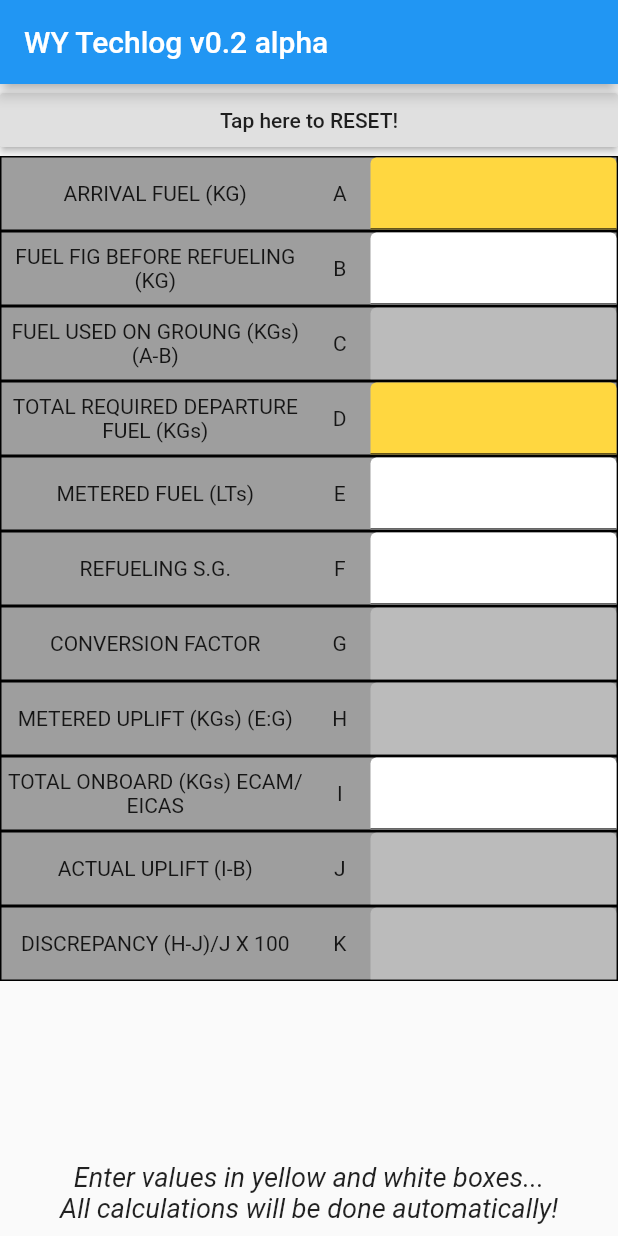
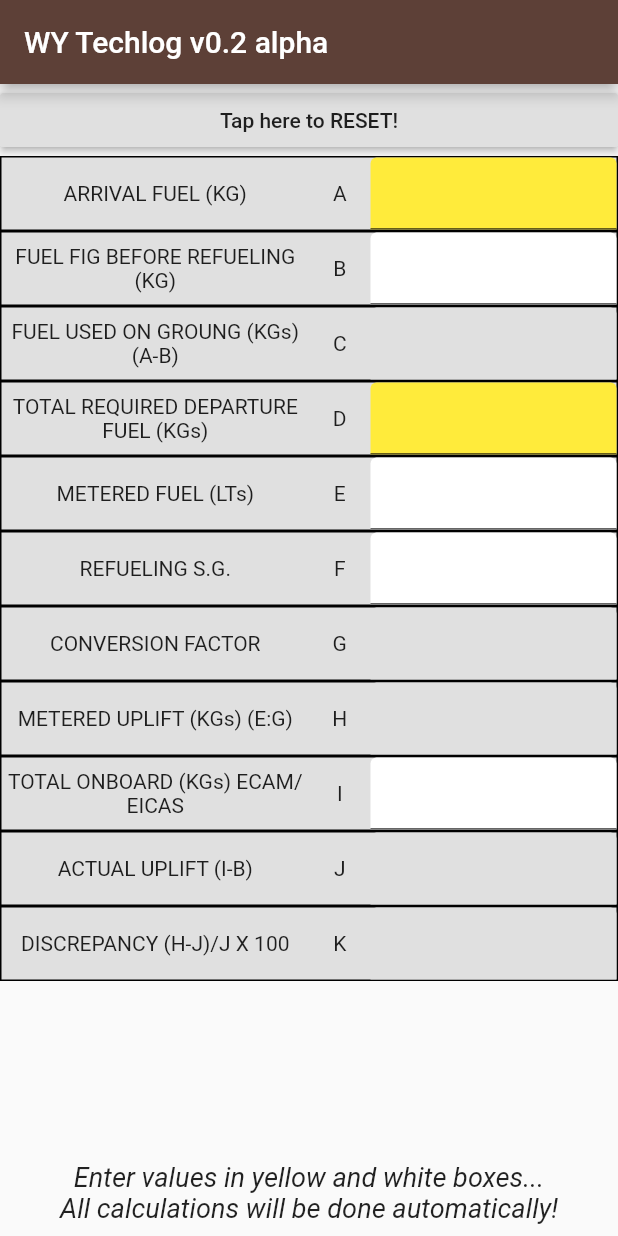
Before and after one commit to LandReagan/WYTechLog, a Flutter app: the screen it shows after launch, on a phone screen of 412 x 824 dp. Run offline on Flutter 3.47's test engine with Material 2 defaults, Android fonts, the phone set to English and light mode, and no system bars.

Commit message:
Last general commit before release

```diff
--- a/lib/main.dart
+++ b/lib/main.dart
@@ -16,6 +16,7 @@ class Home extends StatelessWidget {
     return new Scaffold(
       appBar: new AppBar(
         title: new Text('WY Techlog v0.2 alpha'),
+        backgroundColor: Colors.brown[700],
       ),
       body: techlogtable,
       bottomNavigationBar: new Container(
@@ -40,6 +41,10 @@ class TechLogTable extends StatefulWidget {
 }
 
 class _TechlogTableState extends State<TechLogTable> {
+
+  final grey = Colors.grey[300];
+  final yellow = Colors.yellow;
+  final white = Colors.white;
 
   int _arrival_fuel;
   int _fuel_before;
@@ -124,34 +129,34 @@ class _TechlogTableState extends State<TechLogTable> {
             child: new Text("Tap here to RESET!"),
           ),
           new TechLogLine('ARRIVAL FUEL (KG)', 'A', _arrival_fuel,
-              Colors.amberAccent, _update_arrival_fuel
+              yellow, _update_arrival_fuel
           ),
           new TechLogLine('FUEL FIG BEFORE REFUELING (KG)', 'B', _fuel_before,
-              Colors.white, _update_fuel_before
+              white, _update_fuel_before
           ),
           new TechLogLine('FUEL USED ON GROUNG (KGs) (A-B)', 'C', _fuel_used,
-              Colors.white30, null
+              grey, null
           ),
           new TechLogLine('TOTAL REQUIRED DEPARTURE FUEL (KGs)', 'D',
-              _total_required, Colors.amberAccent, _update_total_required
+              _total_required, yellow, _update_total_required
           ),
           new TechLogLine('METERED FUEL (LTs)', 'E', _metered_fuel,
-              Colors.white, _update_metered_fuel
+              white, _update_metered_fuel
           ),
-          new TechLogLine('REFUELING S.G.', 'F', _sg, Colors.white, _update_sg),
+          new TechLogLine('REFUELING S.G.', 'F', _sg, white, _update_sg),
           new TechLogLine('CONVERSION FACTOR', 'G', _conversion_factor,
-              Colors.white30, null
+              grey, null
           ),
           new TechLogLine('METERED UPLIFT (KGs) (E:G)', 'H', _metered_uplift,
-              Colors.white30, null
+              grey, null
           ),
           new TechLogLine('TOTAL ONBOARD (KGs) ECAM/EICAS', 'I', _total_onboard,
-              Colors.white, _update_total_onboard
+              white, _update_total_onboard
           ),
           new TechLogLine(
-              'ACTUAL UPLIFT (I-B)', 'J', _actual_uplift, Colors.white30, null),
+              'ACTUAL UPLIFT (I-B)', 'J', _actual_uplift, grey, null),
           new TechLogLine('DISCREPANCY (H-J)/J X 100', 'K', _discrepancy,
-              Colors.white30, null
+              grey, null
           ),
         ],
       ),
@@ -184,7 +189,7 @@ class TechLogLine extends StatelessWidget {
   Widget build(BuildContext context) {
     return new Container(
       decoration: new BoxDecoration(
-        color: Colors.grey,
+        color: Colors.grey[300],
         border: new Border.all(),
       ),
       child: new Row(
@@ -210,7 +215,11 @@ class TechLogLine extends StatelessWidget {
                   filled: true,
                   fillColor: color,
                 ),
-                enabled: color == Colors.white30 ? false : true,
+                enabled: (reference_letter == 'C' ||
+                          reference_letter == 'G' ||
+                          reference_letter == 'H' ||
+                          reference_letter == 'J' ||
+                          reference_letter == 'K') ? false : true,
                 onChanged: (text) {
                   onNewValue(text);
                 }),
```
Also changed, not shown: 1 other file.
